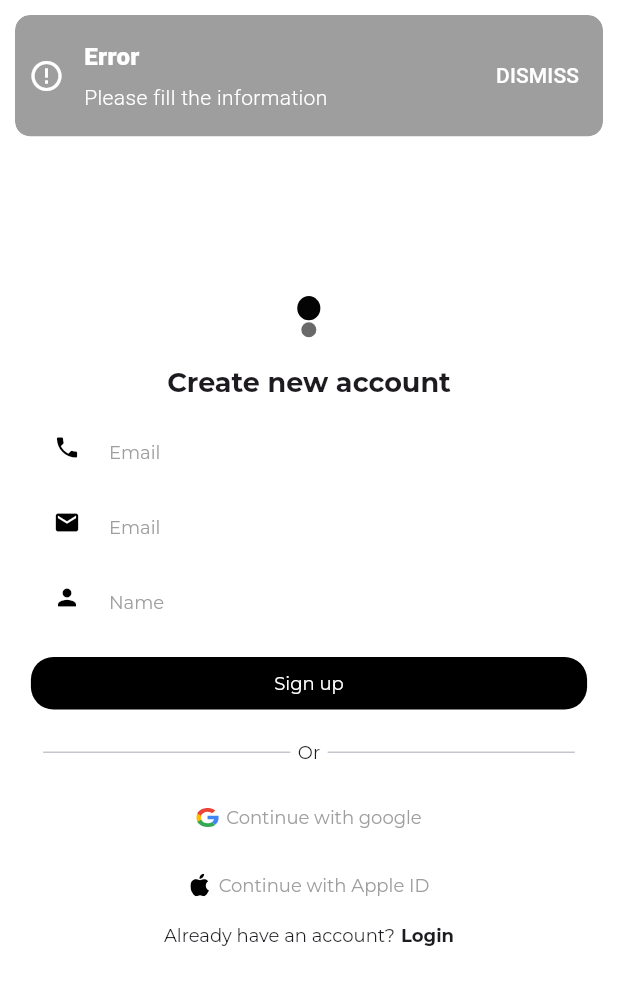
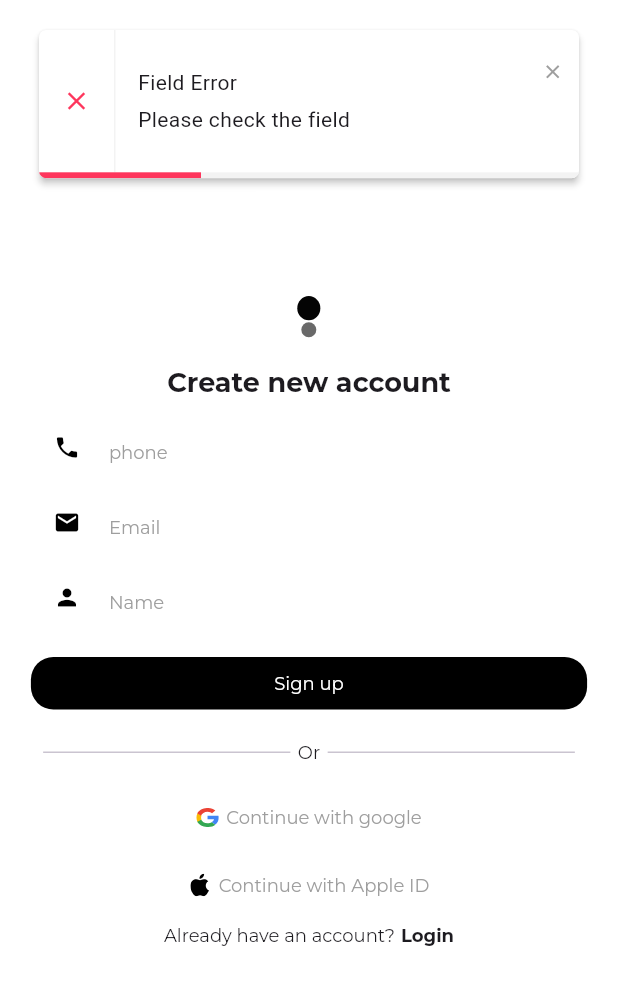
Before and after one commit to DevUsama007/FoodPal_app, a Flutter app: the RegisterScreen screen opened by its route, after a tap on "Sign up", on a phone screen of 412 x 824 dp. Shown: the top 985 px of the screen. Run offline on Flutter 3.47's test engine with Material 3 defaults, Android fonts, the phone set to English and light mode, and no system bars; our stand-ins replace carousel_slider, dotted_border, elegant_notification, flutter_svg, get, persistent_bottom_nav_bar_v2.

Commit message:
notification or text field type set

```diff
--- a/lib/app/custom_widget/text_field_widget.dart
+++ b/lib/app/custom_widget/text_field_widget.dart
@@ -11,10 +11,12 @@ class CustomTextField extends StatefulWidget {
   final double? height;
   final EdgeInsetsGeometry? contentPadding;
   final int? lines;
+  final bool inputTypeNumber;
 
   CustomTextField({
     super.key,
     this.lines,
+    this.inputTypeNumber = false,
     required this.backgroundColor,
     this.prefixIcon,
     required this.hintText,
@@ -43,6 +45,8 @@ class _CustomTextFieldState extends State<CustomTextField> {
           });
         },
         child: TextField(
+          keyboardType:
+              widget.inputTypeNumber ? TextInputType.phone : TextInputType.text,
           maxLines: widget.lines == null ? 1 : widget.lines,
           controller: widget.controller,
           decoration: InputDecoration(
--- a/lib/app/view/login_screen.dart
+++ b/lib/app/view/login_screen.dart
@@ -65,7 +65,7 @@ class _LoginScreenState extends State<LoginScreen> {
                   .paddingOnly(bottom: 10),
               CustomeBtn1(
                 btnText: "login_btn_two".tr,
-                onTap: () => controler.validation(),
+                onTap: () => controler.validation(context),
               ),
               Row(
                 mainAxisAlignment: MainAxisAlignment.center,
--- a/lib/app/view/register_screen.dart
+++ b/lib/app/view/register_screen.dart
@@ -37,12 +37,13 @@ class _RegisterScreenState extends State<RegisterScreen> {
                 fontWeight: FontWeight.bold, fontSize: 18),
           ).paddingSymmetric(vertical: 10),
           CustomTextField(
+                  inputTypeNumber: true,
                   width: Get.width * 0.9,
                   height: 40,
                   controller: contoler.phone_controller,
                   prefixIcon: Icons.phone,
                   backgroundColor: Colors.white,
-                  hintText: "sign_up_text_field_email".tr)
+                  hintText: "sign_up_text_field_phone".tr)
               .paddingOnly(bottom: 10),
           CustomTextField(
                   width: Get.width * 0.9,
@@ -62,7 +63,7 @@ class _RegisterScreenState extends State<RegisterScreen> {
               .paddingOnly(bottom: 10),
           CustomeBtn1(
             btnText: "sign_up_text".tr,
-            onTap: () => contoler.validation(),
+            onTap: () => contoler.validation(context),
           ),
           Row(
             mainAxisAlignment: MainAxisAlignment.center,
--- a/lib/app/view_model/register_scree_contoler.dart
+++ b/lib/app/view_model/register_scree_contoler.dart
@@ -1,5 +1,6 @@
 import 'package:flutter/material.dart';
 import 'package:foodpal/app/res/routes/routes_name.dart';
+import 'package:foodpal/app/utils/notification.dart';
 import 'package:foodpal/app/utils/snackbar.dart';
 import 'package:get/get.dart';
 
@@ -10,16 +11,19 @@ class RegisterScreeContoler extends GetxController {
   final email_controller = TextEditingController();
   final name_controller = TextEditingController();
 
-  validation() {
+  validation(BuildContext context) {
     if (phone_controller.value.text.isEmpty ||
         email_controller.value.text.isEmpty ||
         name_controller.value.text.isEmpty) {
-      CustomSnackbar.showError(title: "error".tr, message: "error_message".tr);
+      CustomNotification.showErrorNotification(
+          context: context,
+          title: 'Field Error',
+          subtitle: 'Please check the field');
     } else {
-      CustomSnackbar.showSuccess(
-          showDismiss: false,
-          title: email_controller.value.text,
-          message: phone_controller.value.text);
+      CustomNotification.showSuccessNotification(
+          context: context,
+          title: 'Register Successfuly',
+          subtitle: 'WELCOME TO FOODPAL');
 
       Get.offNamed(RouteName.bottomNavigatorFile);
     }
```
Also changed, not shown: lib/app/view_model/login_screen_controler.dart (+10 -9 lines).
